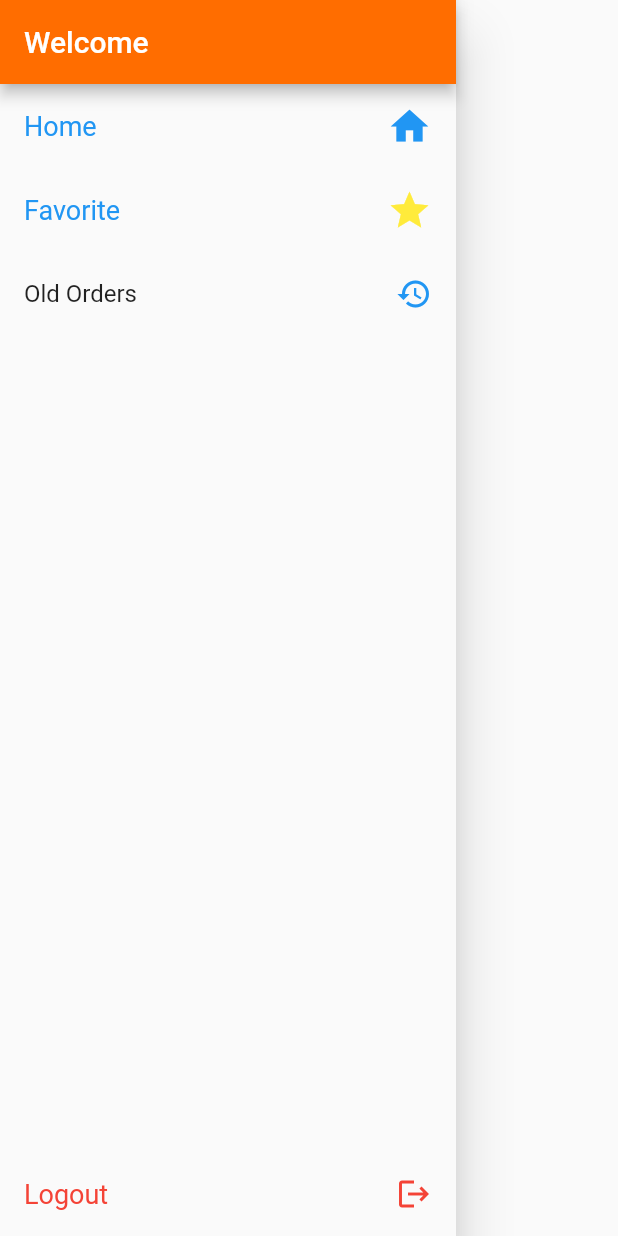
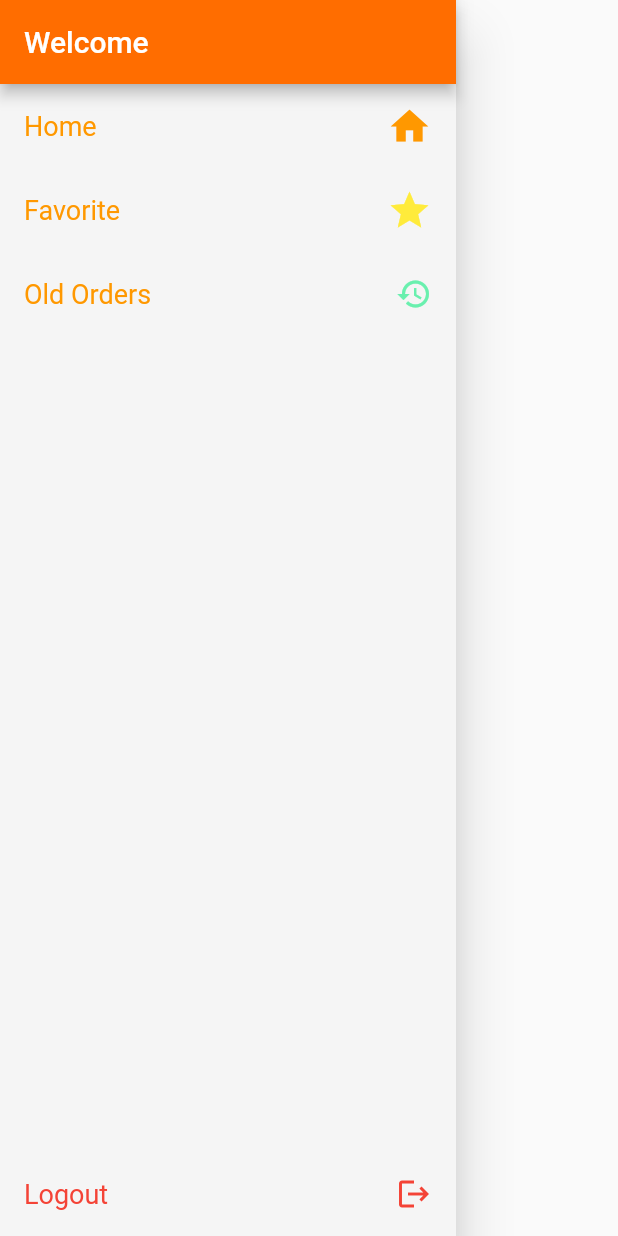
Before and after one commit to RegisSalesRA/django_flutter_e-commerce-books, a Flutter app: the AppDrown widget shown alone on an empty page, opened directly, on a phone screen of 412 x 824 dp. Run offline on Flutter 3.47's test engine with Material 2 defaults, Android fonts, the phone set to English and light mode, and no system bars; our stand-ins replace localstorage; network calls fail.

Commit message:
Refactory layout drower

```diff
--- a/client/lib/api/book_api.dart
+++ b/client/lib/api/book_api.dart
@@ -55,7 +55,7 @@ class BookState with ChangeNotifier {
     }
   }
 
-  List<Book> get book {
+  List<Book> get books {
     return [..._books];
   }
 
--- a/client/lib/main.dart
+++ b/client/lib/main.dart
@@ -28,7 +28,8 @@ class MyApp extends StatelessWidget {
         ChangeNotifierProvider(create: (ctx) => CartState()),
       ],
       child: MaterialApp(
-          theme: ThemeData(primaryColor: Color(0xFFFF6D00)),
+          theme: ThemeData(
+              primaryColor: Color(0xFFFF6D00), accentColor: Color(0xFFFF6D00)),
           debugShowCheckedModeBanner: false,
           home: FutureBuilder(
             future: storage.ready,
--- a/client/lib/screens/home_screen.dart
+++ b/client/lib/screens/home_screen.dart
@@ -31,7 +31,7 @@ class _HomeScreenState extends State<HomeScreen> {
   @override
   Widget build(BuildContext context) {
     final cart = Provider.of<CartState>(context).cartModel;
-    final book = Provider.of<BookState>(context).book;
+    final book = Provider.of<BookState>(context).books;
     if (!_isLoading)
       return Scaffold(
         appBar: AppBar(
--- a/client/lib/widgets/drower.dart
+++ b/client/lib/widgets/drower.dart
@@ -21,6 +21,8 @@ class _AppDrownState extends State<AppDrown> {
   @override
   Widget build(BuildContext context) {
     return Drawer(
+        child: Container(
+      color: Color(0xFFF5F5F5),
       child: Column(
         children: [
           AppBar(
@@ -34,11 +36,11 @@ class _AppDrownState extends State<AppDrown> {
             trailing: Icon(
               Icons.home,
               size: 30,
-              color: Colors.blue,
+              color: Colors.orange,
             ),
             title: Text(
               "Home",
-              style: TextStyle(fontSize: 18, color: Colors.blue),
+              style: TextStyle(fontSize: 18, color: Colors.orange),
             ),
           ),
           ListTile(
@@ -53,7 +55,7 @@ class _AppDrownState extends State<AppDrown> {
             ),
             title: Text(
               "Favorite",
-              style: TextStyle(fontSize: 18, color: Colors.blue),
+              style: TextStyle(fontSize: 18, color: Colors.orange),
             ),
           ),
           ListTile(
@@ -63,9 +65,12 @@ class _AppDrownState extends State<AppDrown> {
             },
             trailing: Icon(
               Icons.history,
-              color: Colors.blue,
+              color: Colors.greenAccent,
             ),
-            title: Text("Old Orders"),
+            title: Text(
+              "Old Orders",
+              style: TextStyle(fontSize: 18, color: Colors.orange),
+            ),
           ),
           Spacer(),
           ListTile(
@@ -83,7 +88,7 @@ class _AppDrownState extends State<AppDrown> {
           ),
         ],
       ),
-    );
+    ));
   }
 }
 //OrderScreens
```
Also changed, not shown: client/lib/widgets/single_book.dart (+12 -5 lines).
